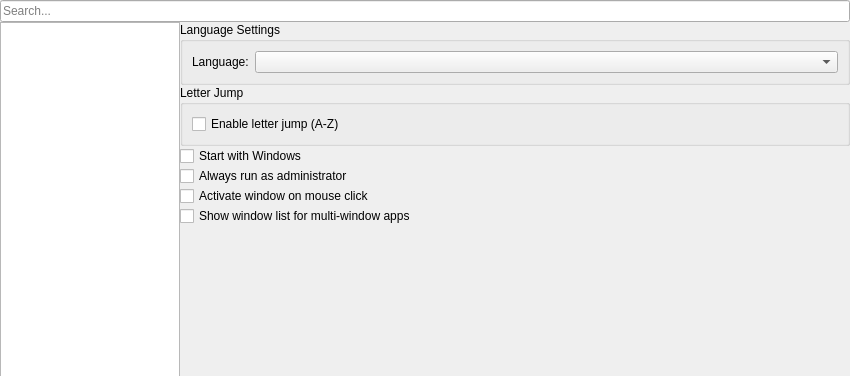
First picture: the form in ui/SettingsDialog.ui, repository Hendrix4858/AltTaber, before the edit; both pictures show x 0 to 850 and y 0 to 376 of the 850 by 550 pixel window.
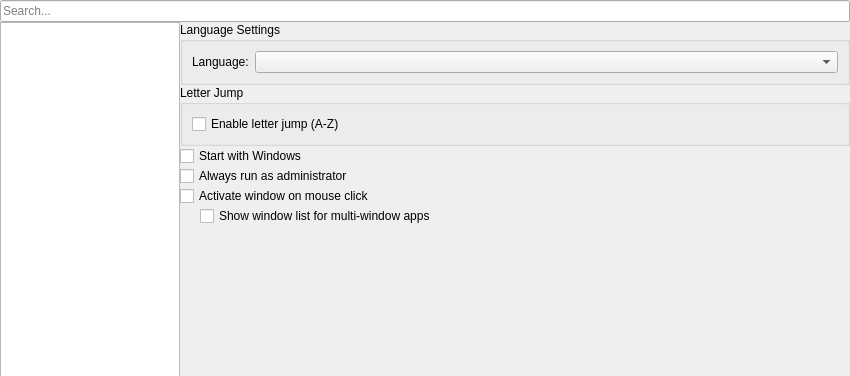
Second picture: the form after the edit. The open tabs and pages were chosen to show the change.

Patch:
```diff
--- a/ui/SettingsDialog.ui
+++ b/ui/SettingsDialog.ui
@@ -175,11 +175,31 @@
           </widget>
          </item>
          <item>
+           <layout class="QHBoxLayout" name="clickShowGroupLayout">
+            <item>
+             <spacer name="clickShowGroupIndent">
+              <property name="orientation">
+               <enum>Qt::Orientation::Horizontal</enum>
+              </property>
+              <property name="sizeType">
+               <enum>QSizePolicy::Policy::Fixed</enum>
+              </property>
+              <property name="sizeHint" stdset="0">
+               <size>
+                <width>20</width>
+                <height>0</height>
+               </size>
+              </property>
+             </spacer>
+            </item>
+            <item>
           <widget class="QCheckBox" name="clickShowGroupCheck">
            <property name="text">
             <string>Show window list for multi-window apps</string>
            </property>
           </widget>
+            </item>
+           </layout>
          </item>
          <item>
           <spacer name="generalSpacer">
```
Lines whose indentation alone changed are shown as unchanged.
